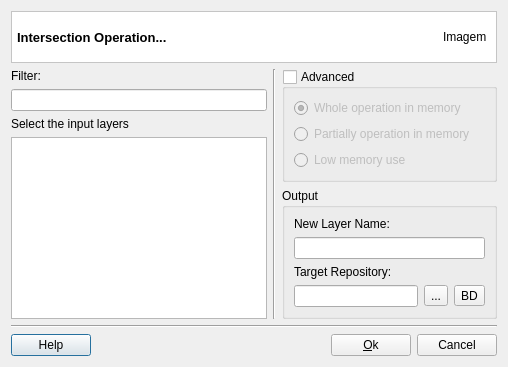
First picture: the form in src/terralib/vp/qt/ui/IntersectionDialogForm.ui, repository claudiobogossian/terralib5, before the edit.
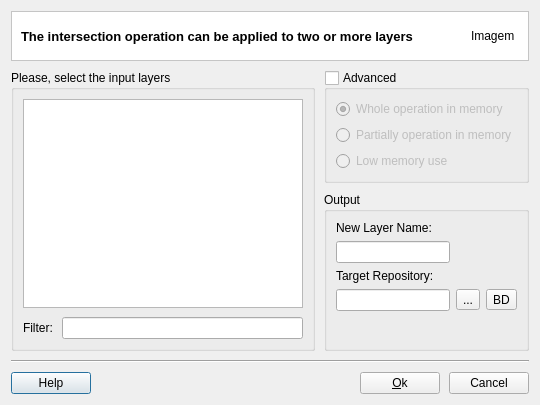
Second picture: the form after the edit.

```diff
--- a/src/terralib/vp/qt/ui/IntersectionDialogForm.ui
+++ b/src/terralib/vp/qt/ui/IntersectionDialogForm.ui
@@ -6,17 +6,18 @@
    <rect>
     <x>0</x>
     <y>0</y>
-    <width>508</width>
-    <height>359</height>
+    <width>540</width>
+    <height>405</height>
    </rect>
   </property>
   <property name="windowTitle">
    <string>Intersection Operation</string>
   </property>
-  <layout class="QGridLayout" name="gridLayout_8">
-   <item row="0" column="0">
-    <layout class="QGridLayout" name="gridLayout_7">
-     <item row="0" column="0">
+  <layout class="QVBoxLayout" name="verticalLayout_4" stretch="0,1,0,0">
+   <property name="spacing">
+    <number>9</number>
+   </property>
+   <item>
       <widget class="QFrame" name="frame_2">
        <property name="styleSheet">
         <string notr="true">QWidget { background: white }</string>
@@ -27,22 +28,14 @@
        <property name="frameShadow">
         <enum>QFrame::Sunken</enum>
        </property>
-       <layout class="QVBoxLayout" name="verticalLayout_5">
-        <property name="leftMargin">
-         <number>5</number>
-        </property>
+     <layout class="QHBoxLayout" name="horizontalLayout_3" stretch="1,0">
         <property name="topMargin">
-         <number>1</number>
-        </property>
-        <property name="rightMargin">
-         <number>5</number>
+       <number>0</number>
         </property>
         <property name="bottomMargin">
-         <number>1</number>
+       <number>0</number>
         </property>
         <item>
-         <layout class="QGridLayout" name="gridLayout_11">
-          <item row="0" column="0">
            <widget class="QLabel" name="m_datasourceTypeTitleLabel">
             <property name="font">
              <font>
@@ -52,11 +45,11 @@
              </font>
             </property>
             <property name="text">
-             <string>Intersection Operation...</string>
+         <string>The intersection operation can be applied to two or more layers</string>
             </property>
            </widget>
           </item>
-          <item row="0" column="1">
+      <item>
            <widget class="QLabel" name="m_imgLabel">
             <property name="minimumSize">
              <size>
@@ -76,47 +69,46 @@
            </widget>
           </item>
          </layout>
-        </item>
-       </layout>
-      </widget>
-     </item>
-     <item row="1" column="0">
-      <layout class="QGridLayout" name="gridLayout_3">
-       <item row="0" column="0">
-        <layout class="QGridLayout" name="gridLayout">
-         <item row="0" column="0">
+    </widget>
+   </item>
+   <item>
+    <layout class="QHBoxLayout" name="horizontalLayout_2" stretch="1,0">
+     <property name="spacing">
+      <number>9</number>
+     </property>
+     <item>
+      <widget class="QGroupBox" name="groupBox">
+       <property name="title">
+        <string>Please, select the input layers</string>
+       </property>
+       <layout class="QVBoxLayout" name="verticalLayout_3" stretch="1,0">
+        <property name="spacing">
+         <number>9</number>
+        </property>
+        <item>
+         <widget class="QTreeView" name="m_layerTreeView"/>
+        </item>
+        <item>
+         <layout class="QHBoxLayout" name="horizontalLayout">
+          <item>
           <widget class="QLabel" name="label_5">
            <property name="text">
             <string>Filter:</string>
            </property>
           </widget>
          </item>
-         <item row="1" column="0">
+          <item>
           <widget class="QLineEdit" name="m_filterLineEdit"/>
          </item>
-         <item row="2" column="0">
-          <widget class="QLabel" name="label">
-           <property name="text">
-            <string>Select the input layers</string>
-           </property>
-          </widget>
-         </item>
-         <item row="3" column="0">
-          <widget class="QTreeView" name="m_layerTreeView"/>
-         </item>
-        </layout>
-       </item>
-       <item row="0" column="1">
-        <widget class="Line" name="line">
-         <property name="orientation">
-          <enum>Qt::Vertical</enum>
-         </property>
-        </widget>
-       </item>
-       <item row="0" column="2">
-        <layout class="QGridLayout" name="gridLayout_2">
-         <item row="0" column="0">
-          <widget class="QGroupBox" name="m_advancedGroupBox">
+         </layout>
+        </item>
+       </layout>
+      </widget>
+     </item>
+     <item>
+      <layout class="QVBoxLayout" name="verticalLayout_2" stretch="0,1">
+       <item>
+        <widget class="QGroupBox" name="m_advancedOptionsGroupBox">
            <property name="sizePolicy">
             <sizepolicy hsizetype="MinimumExpanding" vsizetype="Preferred">
              <horstretch>0</horstretch>
@@ -135,10 +127,8 @@
            <property name="checked">
             <bool>false</bool>
            </property>
-           <layout class="QGridLayout" name="gridLayout_12">
-            <item row="0" column="0">
-             <layout class="QGridLayout" name="gridLayout_4">
-              <item row="0" column="0">
+         <layout class="QVBoxLayout" name="verticalLayout">
+          <item>
                <widget class="QRadioButton" name="m_wholeMemRadioButton">
                 <property name="toolTip">
                  <string>operation with all layers in memory</string>
@@ -151,17 +141,7 @@
                 </property>
                </widget>
               </item>
-              <item row="2" column="0">
-               <widget class="QRadioButton" name="m_lowMemRadioButton">
-                <property name="toolTip">
-                 <string>operation without memory use</string>
-                </property>
-                <property name="text">
-                 <string>Low memory use</string>
-                </property>
-               </widget>
-              </item>
-              <item row="1" column="0">
+          <item>
                <widget class="QRadioButton" name="m_partiallyMemRadioButton">
                 <property name="toolTip">
                  <string>operation with only one layer in memory</string>
@@ -171,25 +151,20 @@
                 </property>
                </widget>
               </item>
-              <item row="3" column="0">
-               <spacer name="verticalSpacer">
-                <property name="orientation">
-                 <enum>Qt::Vertical</enum>
-                </property>
-                <property name="sizeHint" stdset="0">
-                 <size>
-                  <width>20</width>
-                  <height>40</height>
-                 </size>
-                </property>
-               </spacer>
-              </item>
-             </layout>
-            </item>
-           </layout>
-          </widget>
-         </item>
-         <item row="1" column="0">
+          <item>
+           <widget class="QRadioButton" name="m_lowMemRadioButton">
+            <property name="toolTip">
+             <string>operation without memory use</string>
+            </property>
+            <property name="text">
+             <string>Low memory use</string>
+            </property>
+           </widget>
+          </item>
+         </layout>
+        </widget>
+       </item>
+       <item>
           <widget class="QGroupBox" name="groupBox_2">
            <property name="sizePolicy">
             <sizepolicy hsizetype="Preferred" vsizetype="Preferred">
@@ -200,16 +175,9 @@
            <property name="title">
             <string>Output</string>
            </property>
-           <layout class="QGridLayout" name="gridLayout_6">
-            <item row="0" column="0">
-             <widget class="QLabel" name="label_3">
-              <property name="text">
-               <string>New Layer Name:</string>
-              </property>
-             </widget>
-            </item>
-            <item row="1" column="0">
-             <widget class="QLineEdit" name="lineEdit"/>
+         <layout class="QGridLayout" name="gridLayout">
+          <item row="3" column="0">
+           <widget class="QLineEdit" name="lineEdit_2"/>
             </item>
             <item row="2" column="0">
              <widget class="QLabel" name="label_4">
@@ -218,29 +186,11 @@
               </property>
              </widget>
             </item>
-            <item row="3" column="0">
-             <layout class="QGridLayout" name="gridLayout_5">
-              <property name="verticalSpacing">
-               <number>6</number>
-              </property>
-              <item row="0" column="0">
-               <widget class="QLineEdit" name="lineEdit_2"/>
-              </item>
-              <item row="0" column="1">
-               <widget class="QToolButton" name="toolButton">
-                <property name="minimumSize">
-                 <size>
-                  <width>0</width>
-                  <height>0</height>
-                 </size>
-                </property>
-                <property name="text">
-                 <string>...</string>
-                </property>
-               </widget>
-              </item>
-              <item row="0" column="2">
-               <widget class="QToolButton" name="m_datasourcesToolButton">
+          <item row="1" column="0">
+           <widget class="QLineEdit" name="m_newLayerNameLineEdit"/>
+          </item>
+          <item row="3" column="2">
+           <widget class="QToolButton" name="m_targetDatasourceToolButton">
                 <property name="minimumSize">
                  <size>
                   <width>0</width>
@@ -252,10 +202,28 @@
                 </property>
                </widget>
               </item>
-             </layout>
+          <item row="3" column="1">
+           <widget class="QToolButton" name="m_targetFileToolButton">
+            <property name="minimumSize">
+             <size>
+              <width>0</width>
+              <height>0</height>
+             </size>
+            </property>
+            <property name="text">
+             <string>...</string>
+            </property>
+           </widget>
+          </item>
+          <item row="0" column="0">
+           <widget class="QLabel" name="label_3">
+            <property name="text">
+             <string>New Layer Name:</string>
+            </property>
+           </widget>
             </item>
             <item row="4" column="0">
-             <spacer name="verticalSpacer_2">
+           <spacer name="verticalSpacer">
               <property name="orientation">
                <enum>Qt::Vertical</enum>
               </property>
@@ -274,14 +242,14 @@
        </item>
       </layout>
      </item>
-     <item row="2" column="0">
+   <item>
       <widget class="Line" name="line_2">
        <property name="orientation">
         <enum>Qt::Horizontal</enum>
        </property>
       </widget>
      </item>
-     <item row="3" column="0">
+   <item>
       <layout class="QGridLayout" name="gridLayout_14">
        <item row="0" column="0">
         <widget class="QPushButton" name="m_helpPushButton">
@@ -316,8 +284,6 @@
           <string>Cancel</string>
          </property>
         </widget>
-       </item>
-      </layout>
      </item>
     </layout>
    </item>
```
Left out of the diff: 2 changed lines with no effect on the pictures. Lines whose indentation alone changed are shown as unchanged.
